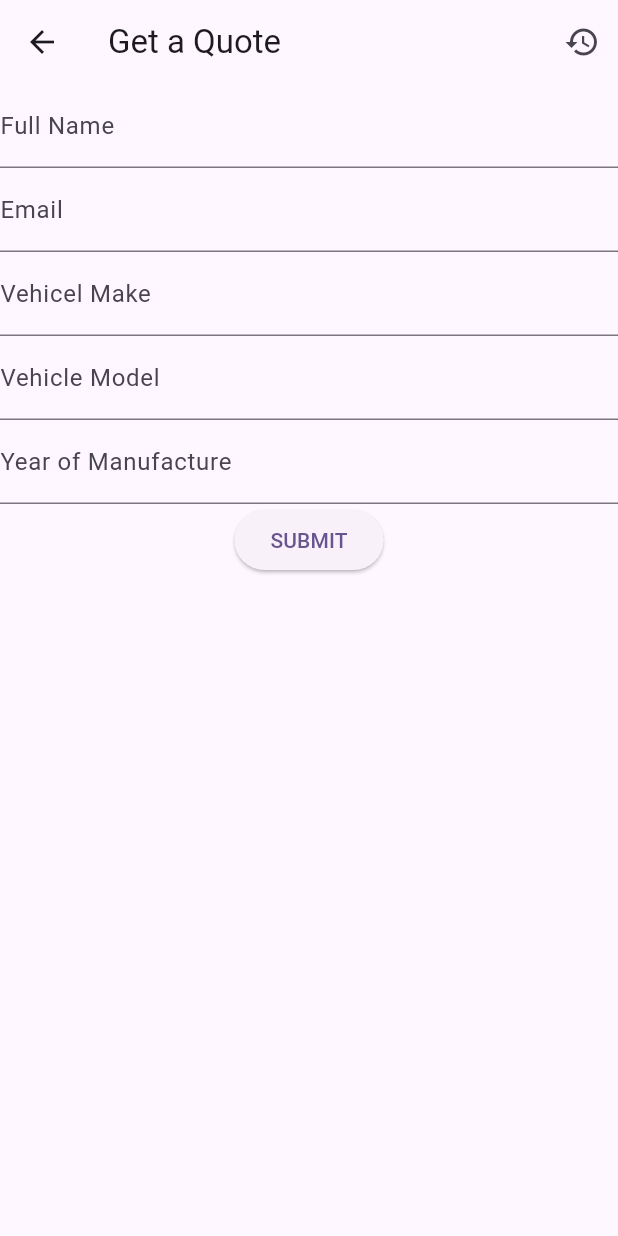
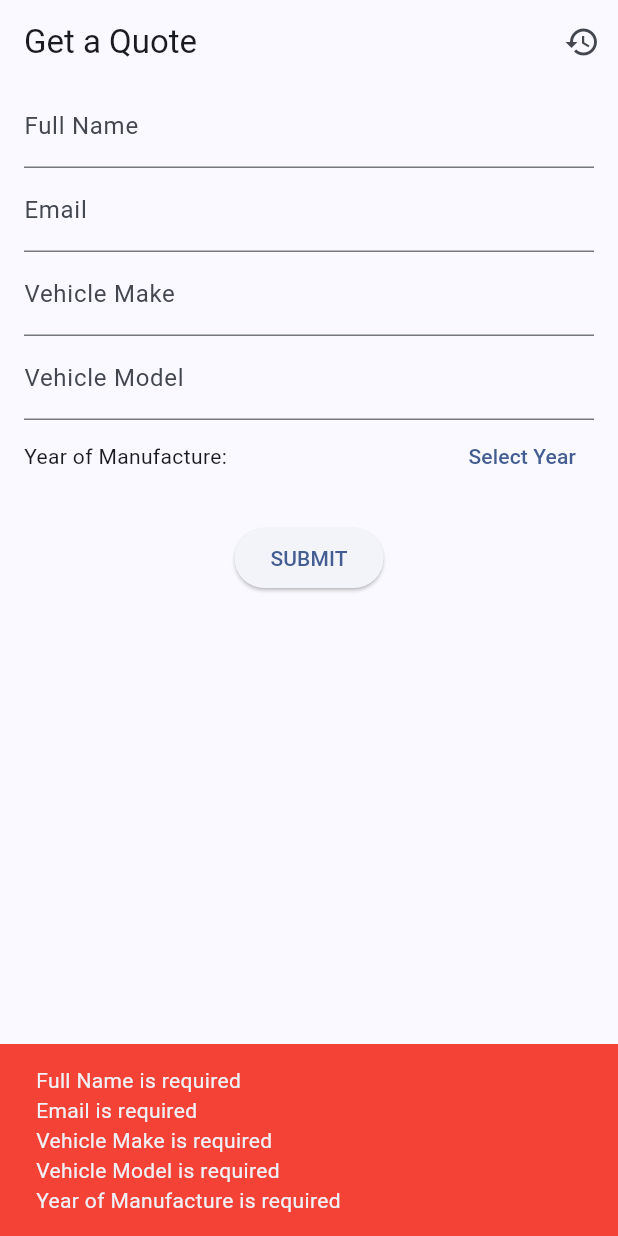
Before and after one commit to archp4/flutter-technical-challenge-2, a Flutter app: the QuoteForm screen opened directly, after a tap on "SUBMIT", on a phone screen of 412 x 824 dp. Run offline on Flutter 3.47's test engine with Material 3 defaults, Android fonts, the phone set to English and light mode, and no system bars; our stand-ins replace dio, shared_preferences; accounts and stored records are empty.

Commit message:
add all model viewmodel widgets helpers widgets

```diff
--- /dev/null
+++ b/lib/helper/api_manager.dart
@@ -0,0 +1,31 @@
+import 'dart:math';
+
+import 'package:dio/dio.dart';
+import 'package:insurance_quote_app/models/quote_api_data.dart';
+
+class ApiManager {
+  static const String baseUrl = "https://689bfaf158a27b18087c94f4.mockapi.io";
+  static const String quoteEndpoint = "/insuranceQuote";
+
+  static final dio = Dio();
+
+  static Future<QuoteAPIData> fetchQuote() async {
+    // Random Number Between 1 - 10
+    final index = Random().nextInt(10) + 1;
+
+    try {
+      // API Call
+      final response = await dio.get('$baseUrl$quoteEndpoint/$index');
+      // Check for Successful Response
+      if (response.statusCode == 200) {
+        return QuoteAPIData.fromJson(response.data);
+      } else {
+        // Handle Wrong Response
+        throw Exception('Failed to load quote: ${response.statusCode}');
+      }
+    } catch (e) {
+      // Handle Exception for Dio or Parsing
+      throw Exception('Failed to load quote: $e');
+    }
+  }
+}
--- /dev/null
+++ b/lib/models/quote_api_data.dart
@@ -0,0 +1,32 @@
+class QuoteAPIData {
+  final String premium;
+  final String coverageDescription;
+  final String currency;
+
+  QuoteAPIData({
+    required this.premium,
+    required this.coverageDescription,
+    required this.currency,
+  });
+
+  factory QuoteAPIData.fromJson(Map<String, dynamic> json) {
+    return QuoteAPIData(
+      premium: json['premium'] as String,
+      coverageDescription: json['coverageDescription'] as String,
+      currency: json['currency'] as String,
+    );
+  }
+
+  Map<String, dynamic> toJson() {
+    return {
+      'premium': premium,
+      'coverageDescription': coverageDescription,
+      'currency': currency,
+    };
+  }
+
+  @override
+  String toString() {
+    return 'QuoteAPIData(premium: $premium, coverageDescription: $coverageDescription, currency: $currency)';
+  }
+}
--- a/lib/models/quote_data.dart
+++ b/lib/models/quote_data.dart
@@ -1,9 +1,19 @@
 class QuoteData {
+  final String fullName;
+  final String email;
+  final String vehicleMake;
+  final String vehicleModel;
+  final String yearOfManufacture;
   final String premium;
   final String coverageDescription;
   final String currency;
 
   QuoteData({
+    required this.fullName,
+    required this.email,
+    required this.vehicleMake,
+    required this.vehicleModel,
+    required this.yearOfManufacture,
     required this.premium,
     required this.coverageDescription,
     required this.currency,
@@ -11,17 +21,32 @@
 
   factory QuoteData.fromJson(Map<String, dynamic> json) {
     return QuoteData(
+      fullName: json['fullName'] as String,
+      email: json['email'] as String,
+      vehicleMake: json['vehicleMake'] as String,
+      vehicleModel: json['vehicleModel'] as String,
+      yearOfManufacture: json['yearOfManufacture'] as String,
       premium: json['premium'] as String,
-      coverageDescription: json['coverage_description'] as String,
+      coverageDescription: json['coverageDescription'] as String,
       currency: json['currency'] as String,
     );
   }
 
   Map<String, dynamic> toJson() {
     return {
+      'fullName': fullName,
+      'email': email,
+      'vehicleMake': vehicleMake,
+      'vehicleModel': vehicleModel,
+      'yearOfManufacture': yearOfManufacture,
       'premium': premium,
-      'coverage_description': coverageDescription,
+      'coverageDescription': coverageDescription,
       'currency': currency,
     };
   }
+
+  @override
+  String toString() {
+    return 'QuoteData(fullName: $fullName, email: $email, vehicleMake: $vehicleMake, vehicleModel: $vehicleModel, yearOfManufacture: $yearOfManufacture, premium: $premium, coverageDescription: $coverageDescription, currency: $currency)';
+  }
 }
--- /dev/null
+++ b/lib/viewmodels/history_quote_view_model.dart
@@ -0,0 +1,25 @@
+import 'package:flutter/material.dart';
+import 'package:insurance_quote_app/helper/preference_helper.dart';
+import 'package:insurance_quote_app/widgets/history_tile.dart';
+
+class HistoryQuoteViewModel extends ChangeNotifier {
+  bool _isLoading = false;
+  bool get isLoading => _isLoading;
+  List<String> quotes = [];
+
+  void setLoading(bool value) {
+    _isLoading = value;
+    notifyListeners();
+  }
+
+  void initialize() async {
+    setLoading(true);
+    quotes = await PreferenceHelper.getData() ?? [];
+    setLoading(false);
+  }
+
+  get hasQuotes => quotes.isNotEmpty;
+
+  get quoteTiles =>
+      List.generate(quotes.length, (index) => HistoryTile(data: quotes[index]));
+}
--- /dev/null
+++ b/lib/viewmodels/quote_form_view_model.dart
@@ -0,0 +1,227 @@
+import 'package:flutter/material.dart';
+import 'package:insurance_quote_app/helper/api_manager.dart';
+import 'package:insurance_quote_app/helper/preference_helper.dart';
+import 'package:insurance_quote_app/models/quote_api_data.dart';
+import 'package:insurance_quote_app/models/quote_data.dart';
+
+class QuoteFormViewModel extends ChangeNotifier {
+  final _fullNameController = TextEditingController();
+  final _emailController = TextEditingController();
+  final _vehicleMakeController = TextEditingController();
+  final _vehicleModelController = TextEditingController();
+  DateTime? _yearOfManufactureController;
+  QuoteAPIData? _lastQuoteData;
+
+  QuoteAPIData? get quoteData => _lastQuoteData;
+  TextEditingController get fullNameController => _fullNameController;
+  TextEditingController get emailController => _emailController;
+  TextEditingController get vehicleMakeController => _vehicleMakeController;
+  TextEditingController get vehicleModelController => _vehicleModelController;
+
+  String errorMessage = "";
+
+  String? fullNameValidator(String? value) {
+    if (value == null || value.isEmpty) {
+      errorMessage += 'Full Name is required\n';
+    }
+    return null;
+  }
+
+  void _setYearOfManufacture(DateTime year) {
+    _yearOfManufactureController = year;
+    notifyListeners();
+  }
+
+  String? emailValidator(String? value) {
+    if (value == null || value.isEmpty) {
+      errorMessage += 'Email is required\n';
+      return null;
+    }
+    final emailRegex = RegExp(r'^[^@]+@[^@]+\.[^@]+');
+    if (!emailRegex.hasMatch(value)) {
+      errorMessage += 'Enter a valid email address\n';
+    }
+    return null;
+  }
+
+  String? vehicleMakeValidator(String? value) {
+    if (value == null || value.isEmpty) {
+      errorMessage += 'Vehicle Make is required \n';
+    }
+    return null;
+  }
+
+  String? vehicleModelValidator(String? value) {
+    if (value == null || value.isEmpty) {
+      errorMessage += 'Vehicle Model is required\n';
+    }
+    return null;
+  }
+
+  bool isYearOfManufacture() {
+    if (_yearOfManufactureController == null) {
+      errorMessage += 'Year of Manufacture is required \n';
+      return false;
+    }
+    errorMessage = errorMessage.replaceAll(
+      'Year of Manufacture is required',
+      '',
+    );
+    return true;
+  }
+
+  String get yearOfManufactureString =>
+      isYearOfManufacture()
+          ? _yearOfManufactureController!.year.toString()
+          : 'Select Year';
+
+  void clearForm() {
+    fullNameController.clear();
+    emailController.clear();
+    vehicleMakeController.clear();
+    vehicleModelController.clear();
+    notifyListeners();
+  }
+
+  void setQuoteData(QuoteAPIData data) {
+    _lastQuoteData = data;
+    notifyListeners();
+  }
+
+  Future<void> selectYearOfManufacture(BuildContext context) async {
+    final DateTime? pickedYear = await showDialog(
+      context: context,
+      builder: (BuildContext context) {
+        int baseYear = DateTime.now().year + 1;
+        int selectedYear =
+            isYearOfManufacture()
+                ? _yearOfManufactureController!.year
+                : baseYear;
+        return AlertDialog(
+          title: const Text('Select Year'),
+          content: SizedBox(
+            width: double.maxFinite,
+            height: 300,
+            child: YearPicker(
+              firstDate: DateTime(1980),
+              lastDate: DateTime(baseYear),
+              selectedDate: DateTime(selectedYear),
+              onChanged: (DateTime dateTime) {
+                selectedYear = dateTime.year;
+                Navigator.of(context).pop(DateTime(selectedYear));
+              },
+            ),
+          ),
+          actions: [
+            TextButton(
+              onPressed: () {
+                Navigator.of(context).pop();
+              },
+              child: const Text('CANCEL'),
+            ),
+          ],
+        );
+      },
+    );
+
+    if (pickedYear != null) {
+      _setYearOfManufacture(pickedYear);
+    }
+  }
+
+  bool validateForm(BuildContext context) {
+    errorMessage = "";
+    fullNameValidator(fullNameController.text);
+    emailValidator(emailController.text);
+    vehicleMakeValidator(vehicleMakeController.text);
+    vehicleModelValidator(vehicleModelController.text);
+    isYearOfManufacture();
+
+    if (errorMessage.isNotEmpty) {
+      errorMessage = errorMessage.trim();
+      ScaffoldMessenger.of(context).showSnackBar(
+        SnackBar(content: Text(errorMessage), backgroundColor: Colors.red),
+      );
+
+      return false;
+    }
+
+    return true;
+  }
+
+  void submitForm(BuildContext context) async {
+    if (validateForm(context)) {
+      try {
+        var result = await ApiManager.fetchQuote();
+        setQuoteData(result);
+      } catch (e) {
+        // ignore: use_build_context_synchronously
+        ScaffoldMessenger.of(context).showSnackBar(
+          SnackBar(
+            content: Text('Error fetching quote: $e'),
+            backgroundColor: Colors.red,
+          ),
+        );
+      }
+    }
+  }
+
+  void onSaveQuote() {
+    final data = QuoteData(
+      fullName: fullNameController.text,
+      email: emailController.text,
+      vehicleMake: vehicleMakeController.text,
+      vehicleModel: vehicleModelController.text,
+      yearOfManufacture: _yearOfManufactureController!.year.toString(),
+      premium: quoteData!.premium,
+      coverageDescription: quoteData!.coverageDescription,
+      currency: quoteData!.currency,
+    );
+    PreferenceHelper.addData(data.toJson().toString());
+  }
+
+  @override
+  void dispose() {
+    fullNameController.dispose();
+    emailController.dispose();
+    vehicleMakeController.dispose();
+    vehicleModelController.dispose();
+    super.dispose();
+  }
+}
+
+List<String> carCompanies = [
+  "Toyota",
+  "Honda",
+  "Ford",
+  "Chevrolet",
+  "BMW",
+  "Mercedes-Benz",
+  "Audi",
+  "Hyundai",
+  "Kia",
+  "Nissan",
+  "Volkswagen",
+  "Lexus",
+  "Mazda",
+  "Jeep",
+  "Tesla",
+];
+
+List<String> carTypes = [
+  "Sedan",
+  "SUV",
+  "Hatchback",
+  "Convertible",
+  "Coupe",
+  "Pickup Truck",
+  "Crossover",
+  "Van",
+  "Wagon",
+  "Sports Car",
+  "Luxury Car",
+  "Electric Car",
+  "Hybrid Car",
+  "Diesel Car",
+  "Off-Road Vehicle",
+];
--- /dev/null
+++ b/lib/views/previous_quotes.dart
@@ -0,0 +1,26 @@
+import 'package:flutter/material.dart';
+import 'package:insurance_quote_app/viewmodels/history_quote_view_model.dart';
+import 'package:provider/provider.dart';
+
+class PreviousQuotes extends StatelessWidget {
+  const PreviousQuotes({super.key});
+
+  @override
+  Widget build(BuildContext context) {
+    final model = context.watch<HistoryQuoteViewModel>();
+    return SafeArea(
+      child: Scaffold(
+        appBar: AppBar(title: const Text('Previous Quotes')),
+        body:
+            model.isLoading
+                ? const Center(child: CircularProgressIndicator())
+                : model.hasQuotes
+                ? ListView(
+                  padding: const EdgeInsets.all(16),
+                  children: model.quoteTiles,
+                )
+                : const Center(child: Text('No previous quotes found')),
+      ),
+    );
+  }
+}
--- a/lib/views/quote_form.dart
+++ b/lib/views/quote_form.dart
@@ -1,10 +1,15 @@
 import 'package:flutter/material.dart';
+import 'package:insurance_quote_app/viewmodels/quote_form_view_model.dart';
+import 'package:insurance_quote_app/widgets/quote_container.dart';
+import 'package:provider/provider.dart';
 
 class QuoteForm extends StatelessWidget {
   const QuoteForm({super.key});
 
   @override
   Widget build(BuildContext context) {
+    final model = context.watch<QuoteFormViewModel>();
+
     return SafeArea(
       child: Scaffold(
         appBar: AppBar(
@@ -12,24 +17,48 @@
           actions: [IconButton(onPressed: () {}, icon: Icon(Icons.history))],
         ),
 
-        body: Form(
+        body: Container(
+          padding: const EdgeInsets.symmetric(horizontal: 16),
+          child: Form(
             child: SingleChildScrollView(
               child: Column(
                 children: [
-                TextField(decoration: InputDecoration(labelText: 'Full Name')),
-                TextField(decoration: InputDecoration(labelText: 'Email')),
-                TextField(
-                  decoration: InputDecoration(labelText: 'Vehicel Make'),
+                  TextFormField(
+                    controller: model.fullNameController,
+                    decoration: InputDecoration(labelText: 'Full Name'),
                   ),
-                TextField(
+                  TextFormField(
+                    controller: model.emailController,
+                    decoration: InputDecoration(labelText: 'Email'),
+                  ),
+                  TextFormField(
+                    controller: model.vehicleMakeController,
+                    decoration: InputDecoration(labelText: 'Vehicle Make'),
+                  ),
+                  TextFormField(
+                    controller: model.vehicleModelController,
                     decoration: InputDecoration(labelText: 'Vehicle Model'),
                   ),
-                TextField(
-                  decoration: InputDecoration(labelText: 'Year of Manufacture'),
-                  keyboardType: TextInputType.number,
+                  Row(
+                    children: [
+                      Text('Year of Manufacture: '),
+                      Spacer(),
+                      TextButton(
+                        onPressed: () async {
+                          await model.selectYearOfManufacture(context);
+                        },
+                        child: Text(model.yearOfManufactureString),
                       ),
-                ElevatedButton(onPressed: () {}, child: Text('SUBMIT')),
                     ],
+                  ),
+                  SizedBox(height: 20),
+                  ElevatedButton(
+                    onPressed: () => model.submitForm(context),
+                    child: Text('SUBMIT'),
+                  ),
+                  QuoteContainer(quoteData: model.quoteData, onSave: () {}),
+                ],
+              ),
             ),
           ),
         ),
--- /dev/null
+++ b/lib/widgets/quote_container.dart
@@ -0,0 +1,41 @@
+import 'package:flutter/material.dart';
+import 'package:insurance_quote_app/models/quote_api_data.dart';
+
+class QuoteContainer extends StatelessWidget {
+  final QuoteAPIData? quoteData;
+  final VoidCallback onSave;
+  const QuoteContainer({super.key, this.quoteData, required this.onSave});
+
+  @override
+  Widget build(BuildContext context) {
+    return Container(
+      padding: EdgeInsets.all(quoteData == null ? 0 : 16),
+      margin: const EdgeInsets.symmetric(vertical: 8),
+      decoration: BoxDecoration(
+        color: Theme.of(context).colorScheme.primary,
+        borderRadius: BorderRadius.circular(8),
+      ),
+      child:
+          quoteData == null
+              ? SizedBox()
+              : Column(
+                crossAxisAlignment: CrossAxisAlignment.start,
+                children: [
+                  Text(
+                    'Premium: ${quoteData!.currency} ${quoteData!.premium}',
+                    style: const TextStyle(
+                      fontSize: 18,
+                      fontWeight: FontWeight.bold,
+                      color: Colors.white,
+                    ),
+                  ),
+                  const SizedBox(height: 8),
+                  Text(
+                    'Coverage: ${quoteData!.coverageDescription}',
+                    style: const TextStyle(fontSize: 16, color: Colors.white),
+                  ),
+                ],
+              ),
+    );
+  }
+}
--- a/pubspec.yaml
+++ b/pubspec.yaml
@@ -11,6 +11,9 @@
     sdk: flutter
 
   cupertino_icons: ^1.0.8
+  dio: ^5.9.0
+  provider: ^6.1.5+1
+  shared_preferences: ^2.5.3
 
 dev_dependencies:
   flutter_test:
```
Also changed, not shown: lib/helper/preference_helper.dart (added, +34 -0 lines), lib/main.dart (+15 -49 lines), lib/widgets/history_tile.dart (added, +52 -0 lines), lib/views/quote_details.dart (deleted), pubspec.lock, 1 other file. Lines whose indentation alone changed are shown as unchanged.
